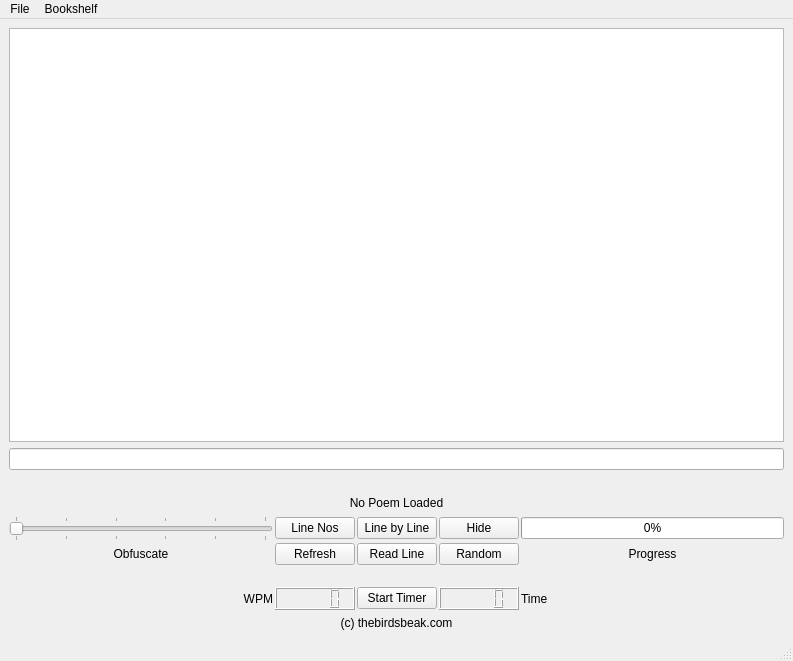
thebirdsbeak/poetry_memorizer, file mygui.ui: the form before one commit.
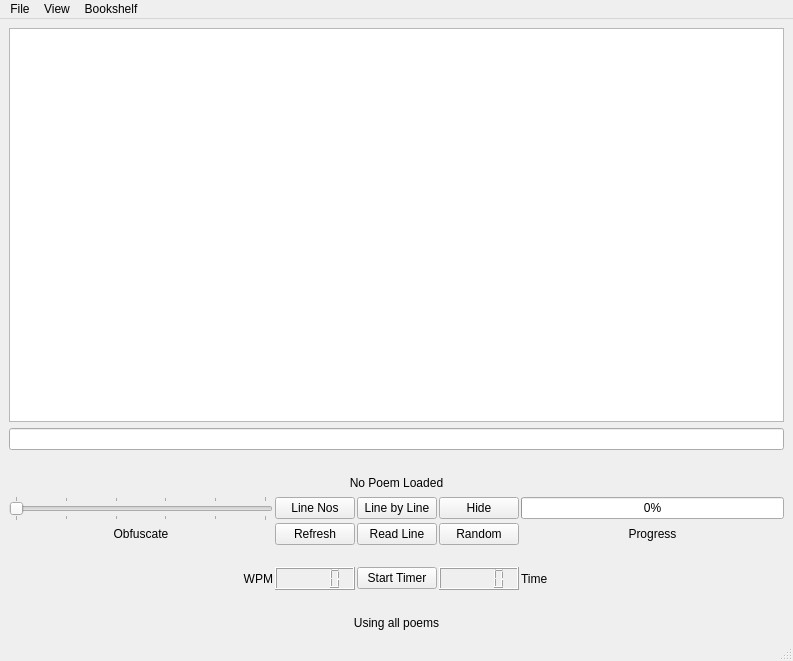
The form after the commit.

Patch:
```diff
--- a/mygui.ui
+++ b/mygui.ui
@@ -191,12 +191,25 @@
         </item>
        </layout>
       </item>
+      <item>
+       <spacer name="horizontalSpacer_3">
+        <property name="orientation">
+         <enum>Qt::Horizontal</enum>
+        </property>
+        <property name="sizeHint" stdset="0">
+         <size>
+          <width>40</width>
+          <height>20</height>
+         </size>
+        </property>
+       </spacer>
+      </item>
       <item>
        <layout class="QGridLayout" name="gridLayout_5">
         <item row="2" column="2">
          <widget class="QLabel" name="footer_label">
           <property name="text">
-           <string>(c) thebirdsbeak.com</string>
+           <string>Using all poems</string>
           </property>
           <property name="alignment">
            <set>Qt::AlignHCenter|Qt::AlignTop</set>
@@ -215,7 +228,7 @@
      <x>0</x>
      <y>0</y>
      <width>793</width>
-     <height>28</height>
+     <height>20</height>
     </rect>
    </property>
    <widget class="QMenu" name="menuLexpad">
@@ -245,7 +258,15 @@
     <addaction name="actionUse_learning_2"/>
     <addaction name="actionUse_memorized"/>
    </widget>
+   <widget class="QMenu" name="menuView">
+    <property name="title">
+     <string>View</string>
+    </property>
+    <addaction name="action_Fontplus"/>
+    <addaction name="action_Fontminus"/>
+   </widget>
    <addaction name="menuLexpad"/>
+   <addaction name="menuView"/>
    <addaction name="menuBookshelf"/>
   </widget>
   <widget class="QStatusBar" name="statusbar"/>
```
Left out of the diff: 10 changed lines with no effect on the pictures.
